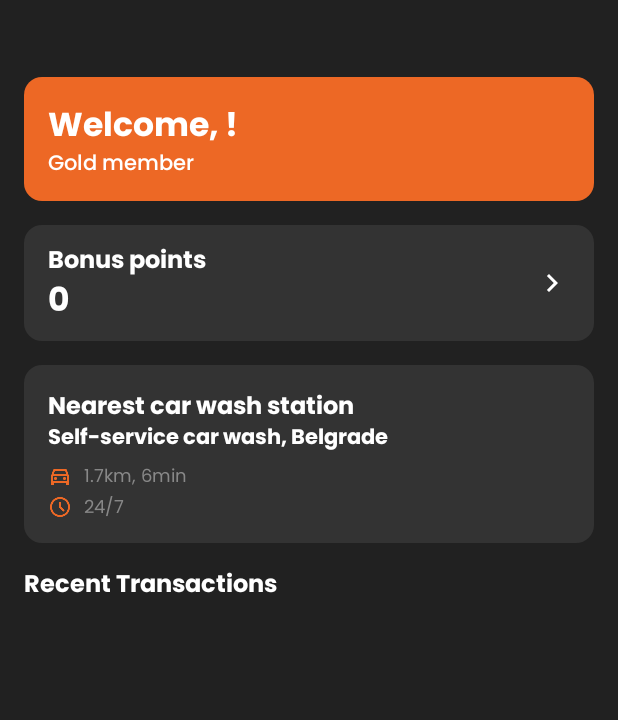
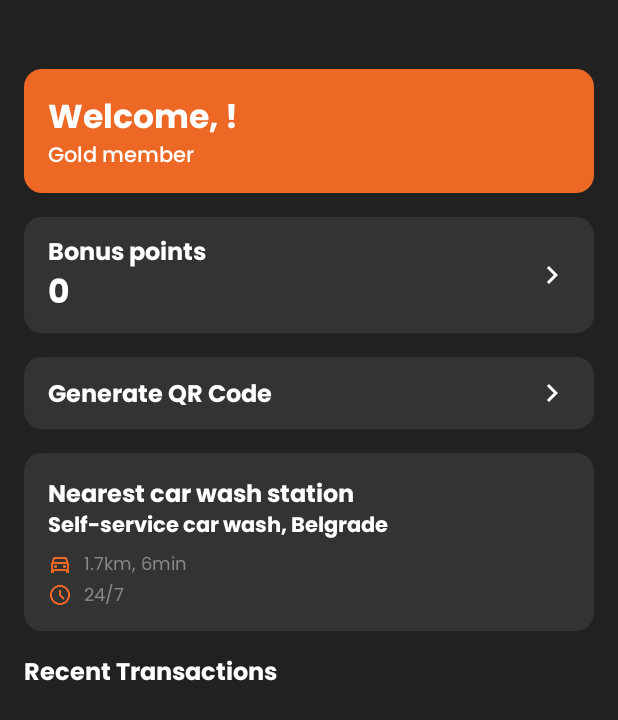
Before and after one commit to BoskoZlatanovicRAF/CarWash_UserApp, an Android app built with Jetpack Compose: the userHomeScreen screen opened through its navigation route, on a phone screen of 412 x 824 dp. Shown: the top 720 px of the screen. Run offline under Robolectric (Android 15) with nearby library versions, the phone set to English and light mode, and no system bars; our stand-ins replace Dagger/Hilt's generated code, Room's generated code.

Commit message:
Generation of QR code is done. We should add bottom bar and delete box for generate qr code button.

```diff
--- a/app/build.gradle.kts
+++ b/app/build.gradle.kts
@@ -118,4 +118,7 @@ dependencies {
 
     // DataStore
     implementation("androidx.datastore:datastore:1.1.1")
+
+    //Generate QR code
+    implementation ("com.google.zxing:core:3.4.0")
 }
--- /dev/null
+++ b/app/src/main/java/com/example/payten_windowsxp_userapp/Users/user/QR/GenerateQRScreen.kt
@@ -0,0 +1,49 @@
+package com.example.payten_windowsxp_userapp.Users.user.QR
+
+import androidx.compose.foundation.Image
+import androidx.compose.foundation.layout.fillMaxSize
+import androidx.compose.material3.CircularProgressIndicator
+import androidx.compose.material3.Text
+import androidx.compose.runtime.Composable
+import androidx.compose.runtime.collectAsState
+import androidx.compose.ui.Modifier
+import androidx.compose.ui.graphics.asImageBitmap
+import androidx.hilt.navigation.compose.hiltViewModel
+import androidx.navigation.NavGraphBuilder
+import androidx.navigation.compose.composable
+import com.example.payten_windowsxp_userapp.Users.user.userhomescreen.UserHomeScreen
+import com.example.payten_windowsxp_userapp.Users.user.userhomescreen.UserHomeScreenViewModel
+
+
+fun NavGraphBuilder.generateQRScreen(
+    route: String,
+    onBackClick: () -> Unit,
+) = composable(
+    route = route,
+) { navBackStackEntry ->
+
+    val generateQRViewModel: GenerateQRViewModel = hiltViewModel(navBackStackEntry)
+    val state = generateQRViewModel.state.collectAsState()
+    GenerateQRScreen(
+        state = state.value
+    )
+}
+
+@Composable
+fun GenerateQRScreen(
+    state: GenerateQRContract.GenerateQRState,
+) {
+
+    if (state.loading) {
+        // Prikaz loadera
+        CircularProgressIndicator()
+    } else {
+        state.qrBitmap?.let { bitmap ->
+            Image(
+                bitmap = bitmap.asImageBitmap(),
+                contentDescription = "QR Code",
+                modifier = Modifier.fillMaxSize()
+            )
+        } ?: Text("QR Code nije generisan.")
+    }
+}
--- a/app/src/main/java/com/example/payten_windowsxp_userapp/Users/user/UserHomeScreen.kt
+++ b/app/src/main/java/com/example/payten_windowsxp_userapp/Users/user/userhomescreen/UserHomeScreen.kt
@@ -1,4 +1,4 @@
-package com.example.payten_windowsxp_userapp.Users.user
+package com.example.payten_windowsxp_userapp.Users.user.userhomescreen
 
 import androidx.compose.foundation.background
 import androidx.compose.foundation.clickable
@@ -27,14 +27,11 @@ import androidx.compose.ui.Alignment
 import androidx.compose.ui.Modifier
 import androidx.compose.ui.graphics.Color
 import androidx.compose.ui.res.painterResource
-import androidx.compose.ui.text.font.FontWeight
 import androidx.compose.ui.unit.dp
 import androidx.hilt.navigation.compose.hiltViewModel
 import androidx.navigation.NavGraphBuilder
 import androidx.navigation.compose.composable
 import com.example.payten_windowsxp_userapp.R
-import com.example.payten_windowsxp_userapp.Registration.RegisterScreen
-import com.example.payten_windowsxp_userapp.Registration.RegisterViewModel
 import com.example.payten_windowsxp_userapp.ui.theme.poppinsBold
 import com.example.payten_windowsxp_userapp.ui.theme.poppinsMedium
 import com.example.payten_windowsxp_userapp.ui.theme.poppinsRegular
@@ -42,6 +39,7 @@ import com.example.payten_windowsxp_userapp.ui.theme.poppinsRegular
 fun NavGraphBuilder.userHomeScreen(
     route: String,
     onBonusClick: () -> Unit,
+    onQrClick: () -> Unit,
 ) = composable(
     route = route,
 ) { navBackStackEntry ->
@@ -53,7 +51,8 @@ fun NavGraphBuilder.userHomeScreen(
         eventPublisher = {
             userHomeScreenViewModel.setEvent(it)
         },
-        onBonusClick = onBonusClick
+        onBonusClick = onBonusClick,
+        onQrClick = onQrClick
     )
 }
 
@@ -61,7 +60,8 @@ fun NavGraphBuilder.userHomeScreen(
 fun UserHomeScreen(
     state: UserHomeScreenContract.UserHomeScreenState,
     eventPublisher: (uiEvent: UserHomeScreenContract.UserHomeScreenEvent) -> Unit,
-    onBonusClick: () -> Unit
+    onBonusClick: () -> Unit,
+    onQrClick: () -> Unit
 ) = if (state.loading) {
     CircularProgressIndicator(modifier = Modifier.fillMaxSize())
 } else {
@@ -124,6 +124,31 @@ fun UserHomeScreen(
                         color = Color.White
                     )
                 }
+                Icon(
+                    imageVector = Icons.Default.KeyboardArrowRight,
+                    contentDescription = "Arrow",
+                    tint = Color.White
+                )
+            }
+
+            // Sekcija za QR dugme
+            Row(
+                modifier = Modifier
+                    .fillMaxWidth()
+                    .background(
+                        Color(0xFF333333),
+                        shape = MaterialTheme.shapes.medium
+                    ) // Grey pozadina
+                    .padding(horizontal = 16.dp, vertical = 12.dp) // Padding
+                    .clickable { onQrClick() },
+                horizontalArrangement = Arrangement.SpaceBetween,
+                verticalAlignment = Alignment.CenterVertically
+            ) {
+                Text(
+                    text = "Generate QR Code",
+                    style = poppinsBold.copy(fontSize = MaterialTheme.typography.titleMedium.fontSize),
+                    color = Color.White
+                )
                 Icon(
                     imageVector = Icons.Default.KeyboardArrowRight,
                     contentDescription = "Arrow",
--- a/app/src/main/java/com/example/payten_windowsxp_userapp/Users/user/UserHomeScreenContract.kt
+++ b/app/src/main/java/com/example/payten_windowsxp_userapp/Users/user/userhomescreen/UserHomeScreenContract.kt
@@ -1,4 +1,4 @@
-package com.example.payten_windowsxp_userapp.Users.user
+package com.example.payten_windowsxp_userapp.Users.user.userhomescreen
 
 import com.example.payten_windowsxp_userapp.Users.user.db.Transaction
 
@@ -9,7 +9,6 @@ interface UserHomeScreenContract {
         val name: String = "",
         val bonusPoints: Long = 0,
         val transactions: List<Transaction> = emptyList()
-        //dodaj za recent transactions bazu i posle ovde listu
     )
 
     sealed class UserHomeScreenEvent {
--- a/app/src/main/java/com/example/payten_windowsxp_userapp/Users/user/UserHomeScreenViewModel.kt
+++ b/app/src/main/java/com/example/payten_windowsxp_userapp/Users/user/userhomescreen/UserHomeScreenViewModel.kt
@@ -1,10 +1,10 @@
-package com.example.payten_windowsxp_userapp.Users.user
+package com.example.payten_windowsxp_userapp.Users.user.userhomescreen
 
 import androidx.lifecycle.ViewModel
 import androidx.lifecycle.viewModelScope
 import com.example.payten_windowsxp_userapp.Users.repository.TransactionRepository
-import com.example.payten_windowsxp_userapp.Users.user.UserHomeScreenContract.UserHomeScreenEvent
-import com.example.payten_windowsxp_userapp.Users.user.UserHomeScreenContract.UserHomeScreenState
+import com.example.payten_windowsxp_userapp.Users.user.userhomescreen.UserHomeScreenContract.UserHomeScreenEvent
+import com.example.payten_windowsxp_userapp.Users.user.userhomescreen.UserHomeScreenContract.UserHomeScreenState
 import com.example.payten_windowsxp_userapp.auth.AuthStore
 import dagger.hilt.android.lifecycle.HiltViewModel
 import kotlinx.coroutines.flow.MutableSharedFlow
```
Also changed, not shown: app/src/main/java/com/example/payten_windowsxp_userapp/Navigation/ScreenManager.kt (+11 -1 lines), app/src/main/java/com/example/payten_windowsxp_userapp/Users/user/QR/GenerateQRContract.kt (added, +14 -0 lines), app/src/main/java/com/example/payten_windowsxp_userapp/Users/user/QR/GenerateQRViewModel.kt (added, +80 -0 lines).
